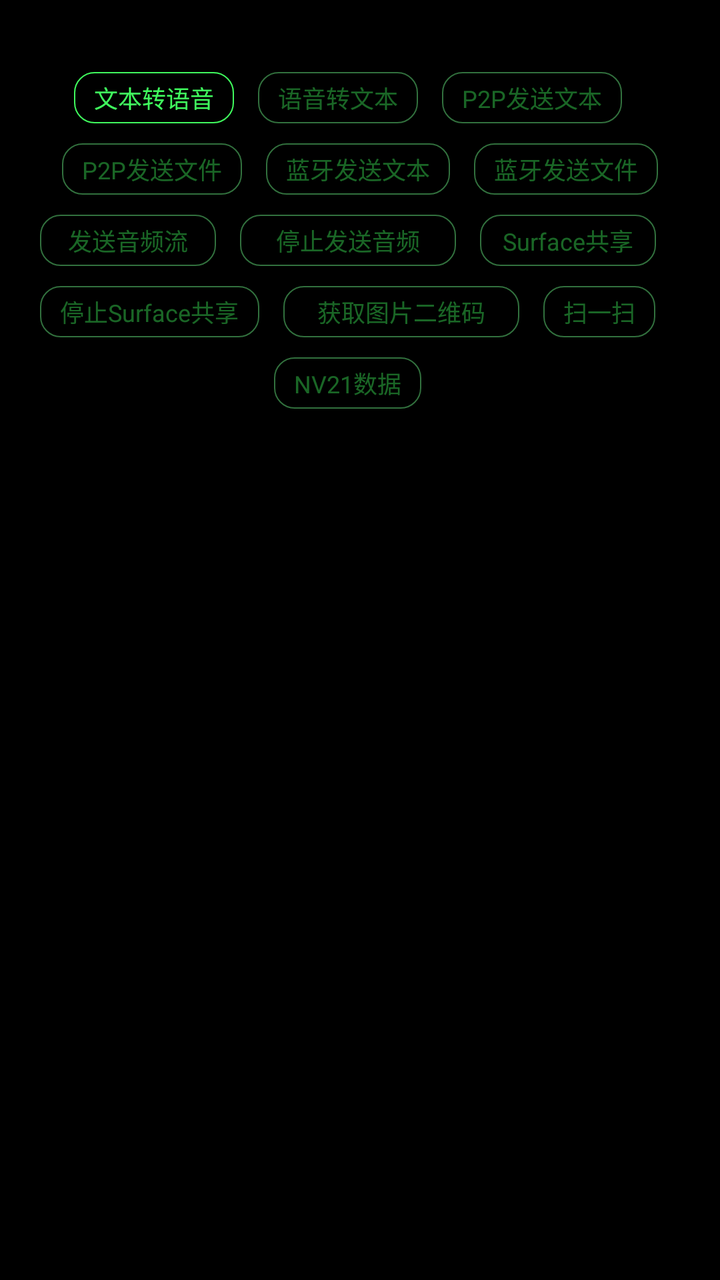
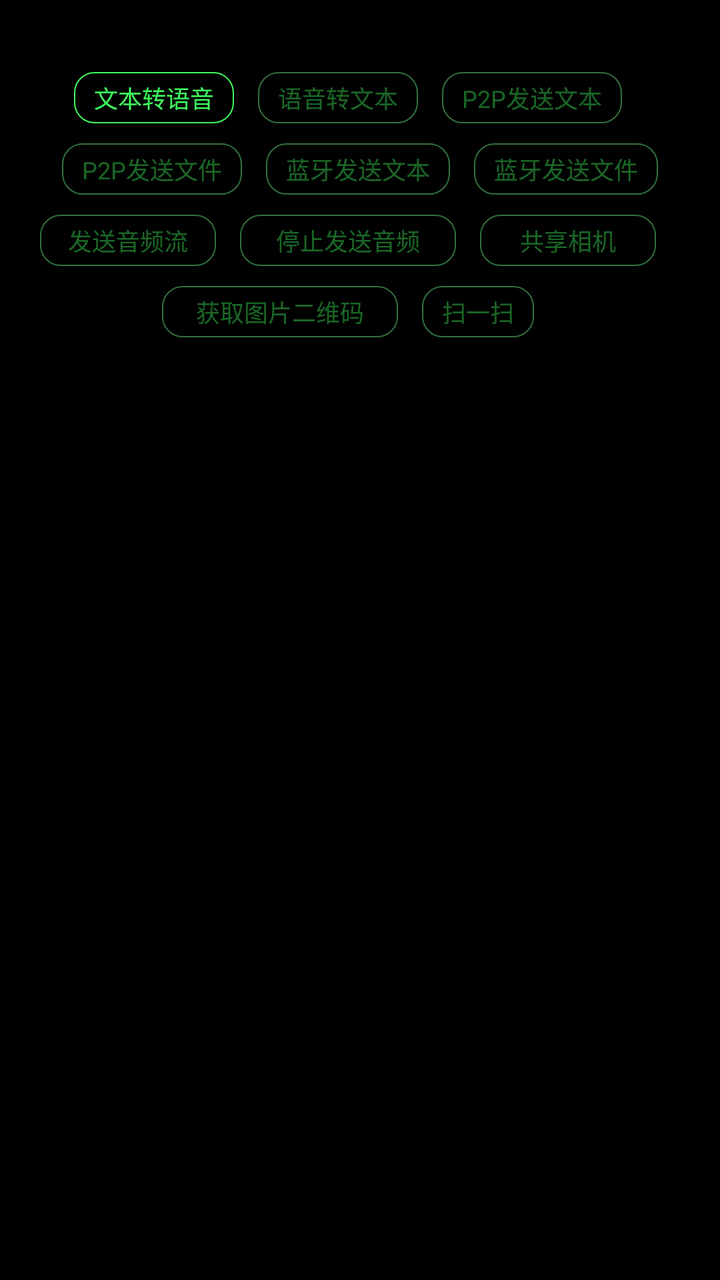

Two renders of the same Android screen: before a commit and after it. Below are the layout's source before the change and the commit's diff.
<!-- AndroidManifest.xml: application theme Theme.Glessedemo -->
<!-- res/layout/activity_sendmessage.xml -->
<?xml version="1.0" encoding="utf-8"?>
<androidx.constraintlayout.widget.ConstraintLayout xmlns:android="http://schemas.android.com/apk/res/android"
    xmlns:app="http://schemas.android.com/apk/res-auto"
    xmlns:tools="http://schemas.android.com/tools"
    android:layout_width="match_parent"
    android:layout_height="match_parent"
    android:background="@color/black">

    <LinearLayout
        android:id="@+id/llMain"
        android:layout_width="match_parent"
        android:layout_height="wrap_content"
        android:background="@color/black"
        android:orientation="vertical"
        app:layout_constraintEnd_toEndOf="parent"
        app:layout_constraintStart_toStartOf="parent"
        app:layout_constraintTop_toTopOf="parent"
        tools:context="com.rokid.glass.SendMessageActivity">

        <LinearLayout
            android:layout_width="match_parent"
            android:layout_height="wrap_content"
            android:layout_marginTop="36dp"
            android:gravity="center"
            android:orientation="horizontal">

            <androidx.appcompat.widget.AppCompatTextView
                android:id="@+id/btTts"
                android:layout_width="wrap_content"
                android:layout_height="wrap_content"
                android:layout_marginEnd="12dp"
                android:background="@drawable/round_select_bg"
                android:paddingHorizontal="10dp"
                android:paddingVertical="4dp"
                android:text="文本转语音"
                android:textColor="@color/green"
                android:textSize="12sp" />

            <androidx.appcompat.widget.AppCompatTextView
                android:id="@+id/btAsr"
                android:layout_width="wrap_content"
                android:layout_height="wrap_content"
                android:layout_marginEnd="12dp"
                android:background="@drawable/round_unselect_bg"
                android:textColor="@color/green_normal_40"
                android:paddingHorizontal="10dp"
                android:paddingVertical="4dp"
                android:text="语音转文本"
                android:textSize="12sp" />

            <androidx.appcompat.widget.AppCompatTextView
                android:id="@+id/wfSendTextBtn"
                android:layout_width="wrap_content"
                android:layout_height="wrap_content"
                android:layout_marginEnd="12dp"
                android:background="@drawable/round_unselect_bg"
                android:paddingHorizontal="10dp"
                android:paddingVertical="4dp"
                android:text="P2P发送文本"
                android:textColor="@color/green_normal_40"
                android:textSize="12sp" />

        </LinearLayout>

        <LinearLayout
            android:layout_width="match_parent"
            android:layout_height="wrap_content"
            android:layout_marginTop="10dp"
            android:gravity="center"
            android:orientation="horizontal">

            <androidx.appcompat.widget.AppCompatTextView
                android:id="@+id/wfSendFileBtn"
                android:layout_width="wrap_content"
                android:layout_height="wrap_content"
                android:layout_marginEnd="12dp"
                android:background="@drawable/round_unselect_bg"
                android:paddingHorizontal="10dp"
                android:paddingVertical="4dp"
                android:text="P2P发送文件"
                android:textColor="@color/green_normal_40"
                android:textSize="12sp" />

            <androidx.appcompat.widget.AppCompatTextView
                android:id="@+id/btSendTextBtn"
                android:layout_width="wrap_content"
                android:layout_height="wrap_content"
                android:layout_marginEnd="12dp"
                android:background="@drawable/round_unselect_bg"
                android:paddingHorizontal="10dp"
                android:paddingVertical="4dp"
                android:text="蓝牙发送文本"
                android:textColor="@color/green_normal_40"
                android:textSize="12sp" />

            <androidx.appcompat.widget.AppCompatTextView
                android:id="@+id/btSendFileBtn"
                android:layout_width="wrap_content"
                android:layout_height="wrap_content"
                android:background="@drawable/round_unselect_bg"
                android:paddingHorizontal="10dp"
                android:paddingVertical="4dp"
                android:text="蓝牙发送文件"
                android:textColor="@color/green_normal_40"
                android:textSize="12sp" />

        </LinearLayout>

        <LinearLayout
            android:layout_width="match_parent"
            android:layout_height="wrap_content"
            android:layout_marginTop="10dp"
            android:gravity="center"
            android:orientation="horizontal">

            <androidx.appcompat.widget.AppCompatTextView
                android:id="@+id/btSendAudioStream"
                android:layout_width="88dp"
                android:layout_height="wrap_content"
                android:layout_marginEnd="12dp"
                android:background="@drawable/round_unselect_bg"
                android:gravity="center"
                android:paddingVertical="4dp"
                android:text="发送音频流"
                android:textColor="@color/green_normal_40"
                android:textSize="12sp" />

            <androidx.appcompat.widget.AppCompatTextView
                android:id="@+id/btStopSendAudioStream"
                android:layout_width="108dp"
                android:layout_height="wrap_content"
                android:layout_marginEnd="12dp"
                android:background="@drawable/round_unselect_bg"
                android:gravity="center"
                android:paddingVertical="4dp"
                android:text="停止发送音频"
                android:textColor="@color/green_normal_40"
                android:textSize="12sp" />

            <androidx.appcompat.widget.AppCompatTextView
                android:id="@+id/btShareSurface"
                android:layout_width="88dp"
                android:layout_height="wrap_content"
                android:layout_marginEnd="12dp"
                android:background="@drawable/round_unselect_bg"
                android:gravity="center"
                android:paddingVertical="4dp"
                android:text="Surface共享"
                android:textColor="@color/green_normal_40"
                android:textSize="12sp" />

        </LinearLayout>

        <LinearLayout
            android:layout_width="match_parent"
            android:layout_height="wrap_content"
            android:layout_marginTop="10dp"
            android:gravity="center"
            android:orientation="horizontal">

            <androidx.appcompat.widget.AppCompatTextView
                android:id="@+id/btStopSurface"
                android:layout_width="wrap_content"
                android:layout_height="wrap_content"
                android:layout_marginEnd="12dp"
                android:background="@drawable/round_unselect_bg"
                android:gravity="center"
                android:paddingHorizontal="10dp"
                android:paddingVertical="4dp"
                android:text="停止Surface共享"
                android:textColor="@color/green_normal_40"
                android:textSize="12sp" />

            <androidx.appcompat.widget.AppCompatTextView
                android:id="@+id/btQRCodeImage"
                android:layout_width="118dp"
                android:layout_height="wrap_content"
                android:layout_marginEnd="12dp"
                android:background="@drawable/round_unselect_bg"
                android:gravity="center"
                android:paddingVertical="4dp"
                android:text="获取图片二维码"
                android:textColor="@color/green_normal_40"
                android:textSize="12sp" />

            <androidx.appcompat.widget.AppCompatTextView
                android:id="@+id/btQRCode"
                android:layout_width="wrap_content"
                android:layout_height="wrap_content"
                android:layout_marginEnd="12dp"
                android:background="@drawable/round_unselect_bg"
                android:gravity="center"
                android:paddingHorizontal="10dp"
                android:paddingVertical="4dp"
                android:text="扫一扫"
                android:textColor="@color/green_normal_40"
                android:textSize="12sp" />

        </LinearLayout>

        <LinearLayout
            android:layout_width="match_parent"
            android:layout_height="wrap_content"
            android:layout_marginTop="10dp"
            android:gravity="center"
            android:orientation="horizontal">

            <androidx.appcompat.widget.AppCompatTextView
                android:id="@+id/btNv21"
                android:layout_width="wrap_content"
                android:layout_height="wrap_content"
                android:layout_marginEnd="12dp"
                android:background="@drawable/round_unselect_bg"
                android:gravity="center"
                android:paddingHorizontal="10dp"
                android:paddingVertical="4dp"
                android:text="NV21数据"
                android:textColor="@color/green_normal_40"
                android:textSize="12sp" />

        </LinearLayout>

    </LinearLayout>

    <ScrollView
        android:id="@+id/scrollView"
        android:layout_width="match_parent"
        android:layout_height="0dp"
        android:layout_marginTop="20dp"
        app:layout_constraintBottom_toBottomOf="parent"
        app:layout_constraintEnd_toEndOf="parent"
        app:layout_constraintStart_toStartOf="parent"
        app:layout_constraintTop_toBottomOf="@id/llMain">

        <LinearLayout
            android:layout_width="match_parent"
            android:layout_height="wrap_content"
            android:orientation="vertical">

            <TextView
                android:id="@+id/tvLog"
                android:layout_width="match_parent"
                android:layout_height="wrap_content"
                android:textColor="@color/green_normal_60"
                android:textSize="11sp" />

        </LinearLayout>

    </ScrollView>

    <android.opengl.GLSurfaceView
        android:id="@+id/gl_surface_view"
        android:layout_width="0dp"
        android:layout_height="0dp"
        app:layout_constraintBottom_toBottomOf="parent"
        app:layout_constraintEnd_toEndOf="parent"
        app:layout_constraintStart_toStartOf="parent"
        android:visibility="gone"
        app:layout_constraintTop_toBottomOf="@id/llMain" />

    <View
        android:id="@+id/keyMark"
        android:layout_width="match_parent"
        android:layout_height="match_parent"
        app:layout_constraintBottom_toBottomOf="parent"
        app:layout_constraintEnd_toEndOf="parent"
        app:layout_constraintStart_toStartOf="parent"
        app:layout_constraintTop_toTopOf="parent" />

</androidx.constraintlayout.widget.ConstraintLayout>
<!-- resources referenced by this layout -->
<resources>
  <color name="black">#FF000000</color>
  <color name="green">#40FF5E</color>
  <color name="green_normal_40">#6640FF5E</color>
  <color name="green_normal_60">#9940FF5E</color>
  <!-- drawable round_select_bg (drawable) -->
  <?xml version="1.0" encoding="utf-8"?>
  <shape xmlns:android="http://schemas.android.com/apk/res/android">
      <stroke
          android:width="2px"
          android:color="@color/green" />
      <corners android:radius="10dp" />
      <solid android:color="@android:color/transparent" />
  </shape>
  <!-- drawable round_unselect_bg (drawable) -->
  <?xml version="1.0" encoding="utf-8"?>
  <shape xmlns:android="http://schemas.android.com/apk/res/android">
      <stroke
          android:width="2px"
          android:color="@color/green_70" />
      <corners android:radius="10dp" />
      <solid android:color="@android:color/transparent" />
  </shape>
  <style name="Theme.Glessedemo" parent="Theme.AppCompat.Light.NoActionBar" />
  <color name="green_70">#B348A259</color>
</resources>

<!-- the commit's change to res/layout/activity_sendmessage.xml (unified diff, before → after) -->
@@ -138,14 +138,14 @@
                 android:textSize="12sp" />
 
             <androidx.appcompat.widget.AppCompatTextView
-                android:id="@+id/btShareSurface"
+                android:id="@+id/btCameraShare"
                 android:layout_width="88dp"
                 android:layout_height="wrap_content"
                 android:layout_marginEnd="12dp"
                 android:background="@drawable/round_unselect_bg"
                 android:gravity="center"
                 android:paddingVertical="4dp"
-                android:text="Surface共享"
+                android:text="共享相机"
                 android:textColor="@color/green_normal_40"
                 android:textSize="12sp" />
 
@@ -158,18 +158,7 @@
             android:gravity="center"
             android:orientation="horizontal">
 
-            <androidx.appcompat.widget.AppCompatTextView
-                android:id="@+id/btStopSurface"
-                android:layout_width="wrap_content"
-                android:layout_height="wrap_content"
-                android:layout_marginEnd="12dp"
-                android:background="@drawable/round_unselect_bg"
-                android:gravity="center"
-                android:paddingHorizontal="10dp"
-                android:paddingVertical="4dp"
-                android:text="停止Surface共享"
-                android:textColor="@color/green_normal_40"
-                android:textSize="12sp" />
+
 
             <androidx.appcompat.widget.AppCompatTextView
                 android:id="@+id/btQRCodeImage"
@@ -193,28 +182,6 @@
                 android:paddingHorizontal="10dp"
                 android:paddingVertical="4dp"
                 android:text="扫一扫"
-                android:textColor="@color/green_normal_40"
-                android:textSize="12sp" />
-
-        </LinearLayout>
-
-        <LinearLayout
-            android:layout_width="match_parent"
-            android:layout_height="wrap_content"
-            android:layout_marginTop="10dp"
-            android:gravity="center"
-            android:orientation="horizontal">
-
-            <androidx.appcompat.widget.AppCompatTextView
-                android:id="@+id/btNv21"
-                android:layout_width="wrap_content"
-                android:layout_height="wrap_content"
-                android:layout_marginEnd="12dp"
-                android:background="@drawable/round_unselect_bg"
-                android:gravity="center"
-                android:paddingHorizontal="10dp"
-                android:paddingVertical="4dp"
-                android:text="NV21数据"
                 android:textColor="@color/green_normal_40"
                 android:textSize="12sp" />
 
@@ -248,16 +215,6 @@
 
     </ScrollView>
 
-    <android.opengl.GLSurfaceView
-        android:id="@+id/gl_surface_view"
-        android:layout_width="0dp"
-        android:layout_height="0dp"
-        app:layout_constraintBottom_toBottomOf="parent"
-        app:layout_constraintEnd_toEndOf="parent"
-        app:layout_constraintStart_toStartOf="parent"
-        android:visibility="gone"
-        app:layout_constraintTop_toBottomOf="@id/llMain" />
-
     <View
         android:id="@+id/keyMark"
         android:layout_width="match_parent"
